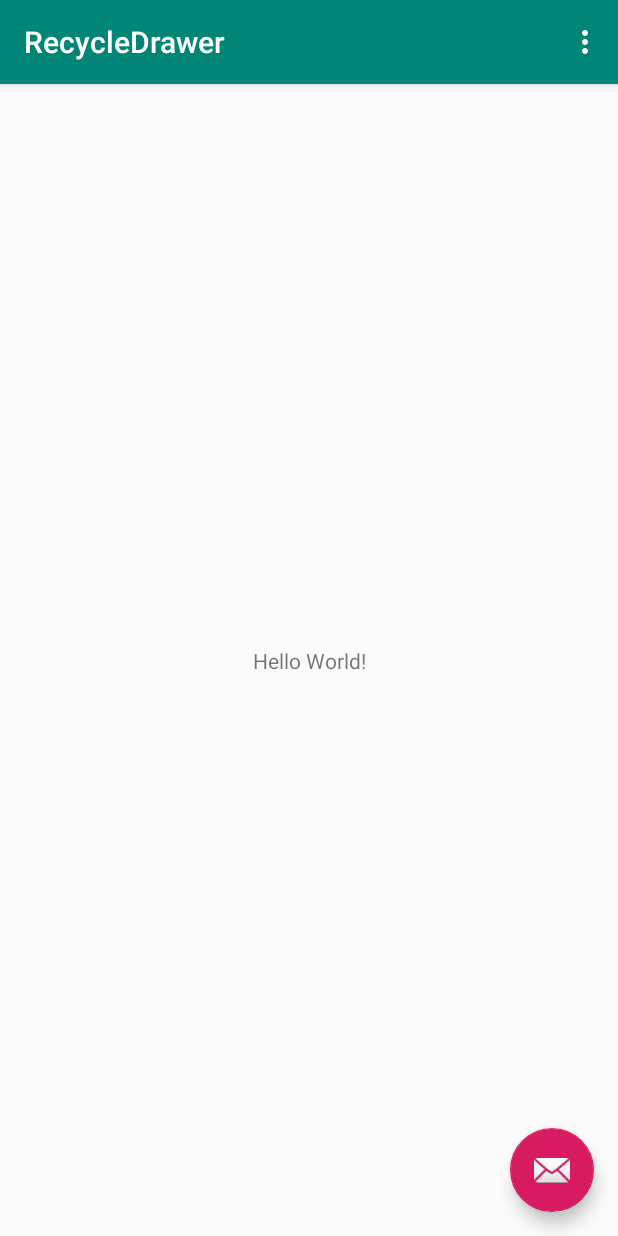
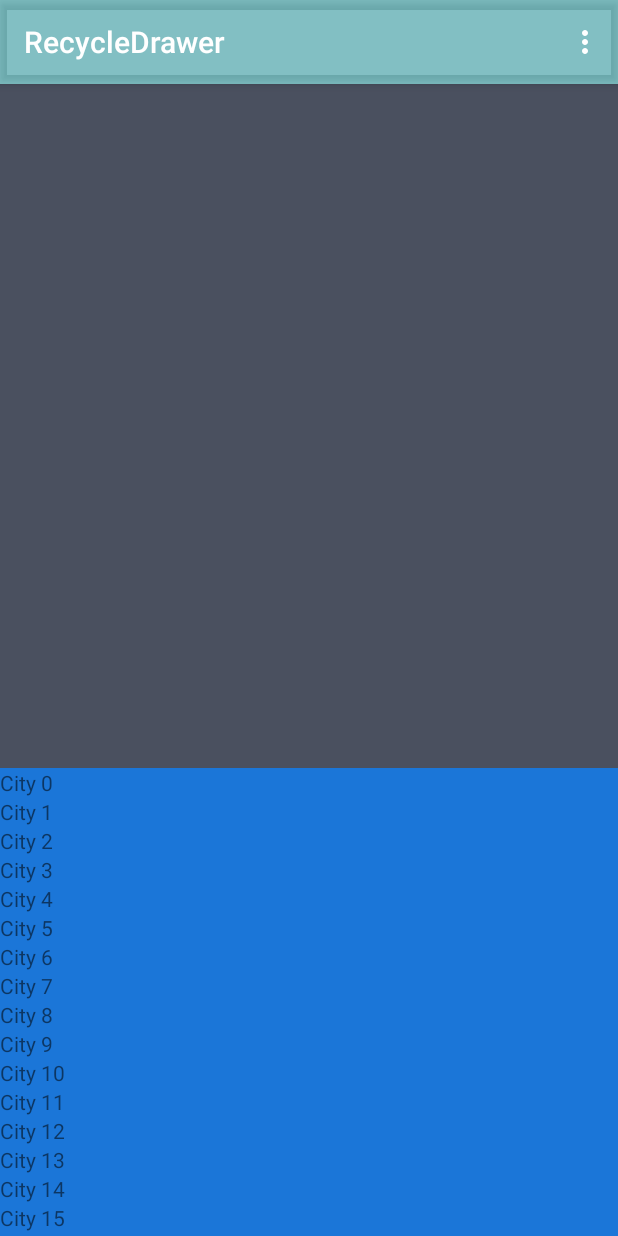
Before and after one commit to jclark118/RecycleDrawer, an Android app: the screen it shows after launch (MainActivity), on a phone screen of 412 x 824 dp. Run offline under Robolectric (Android 15) with nearby library versions, the phone set to English and light mode, and no system bars.

Commit message:
add a basic recyclerview

```diff
--- a/app/build.gradle
+++ b/app/build.gradle
@@ -26,4 +26,5 @@ dependencies {
     testImplementation 'junit:junit:4.12'
     androidTestImplementation 'androidx.test:runner:1.1.0-alpha4'
     androidTestImplementation 'androidx.test.espresso:espresso-core:3.1.0-alpha4'
+    implementation 'androidx.recyclerview:recyclerview:1.0.0'
 }
--- /dev/null
+++ b/app/src/main/java/com/caci/recycledrawer/LocationAdapter.java
@@ -0,0 +1,102 @@
+package com.caci.recycledrawer;
+
+import android.content.Context;
+import android.view.LayoutInflater;
+import android.view.View;
+import android.view.ViewGroup;
+import android.widget.TextView;
+
+import java.util.ArrayList;
+import java.util.List;
+
+import androidx.annotation.NonNull;
+import androidx.recyclerview.widget.RecyclerView;
+
+/**
+ * RecyclerView adapter for the list of Locations
+ */
+public class LocationAdapter extends RecyclerView.Adapter<LocationAdapter.LocationViewHolder> {
+
+    /**
+     * List of location names
+     */
+    List<String> locations = new ArrayList<>();
+
+    /**
+     * Constructor
+     * @param locations - ArrayList of location names
+     */
+    public LocationAdapter(List<String> locations){
+        this.locations = locations;
+    }
+
+    /**
+     * Creating ViewHolders
+     * @param parent
+     * @param viewType
+     * @return
+     */
+    @NonNull
+    @Override
+    public LocationViewHolder onCreateViewHolder(@NonNull ViewGroup parent, int viewType) {
+        Context context = parent.getContext();
+        View v = LayoutInflater.from(context).inflate(R.layout.location_row_layout, parent, false);
+        LocationViewHolder holder = new LocationViewHolder(v);
+        return holder;
+    }
+
+    /**
+     * Bind view holder - populate the row data from the given position
+     * @param holder
+     * @param position
+     */
+    @Override
+    public void onBindViewHolder(@NonNull LocationViewHolder holder, int position) {
+        holder.name.setText(locations.get(position));
+    }
+
+    /**
+     * Get the number of locations
+     * @return number of locations
+     */
+    @Override
+    public int getItemCount() {
+        return locations.size();
+    }
+
+
+
+
+    /**
+     * View holder for an individual location item
+     * -------------------------------------------
+     */
+    public class LocationViewHolder extends RecyclerView.ViewHolder{
+
+        /**
+         * Name of the Location
+         */
+        TextView name;
+
+        /**
+         * Required constructor
+         * @param itemView given view
+         */
+        public LocationViewHolder(@NonNull View itemView) {
+            super(itemView);
+            name = (TextView) itemView.findViewById(R.id.location_name);
+        }
+
+        /**
+         * Getters and setters
+         * @return
+         */
+        public TextView getName() {
+            return name;
+        }
+
+        public void setName(TextView name) {
+            this.name = name;
+        }
+    }
+}
--- a/app/src/main/java/com/caci/recycledrawer/MainActivity.java
+++ b/app/src/main/java/com/caci/recycledrawer/MainActivity.java
@@ -7,20 +7,48 @@ import com.google.android.material.snackbar.Snackbar;
 
 import androidx.appcompat.app.AppCompatActivity;
 import androidx.appcompat.widget.Toolbar;
+import androidx.recyclerview.widget.LinearLayoutManager;
+import androidx.recyclerview.widget.RecyclerView;
 
 import android.view.View;
 import android.view.Menu;
 import android.view.MenuItem;
 
+import java.util.ArrayList;
+import java.util.List;
+
+/**
+ * Creates a RecyclerView of a list of locations and gives it a bottom drawer behavior
+ */
 public class MainActivity extends AppCompatActivity {
 
+    /**
+     * List of location names
+     */
+    private List<String> locations = new ArrayList<>();
+
+    /**
+     * RecyclerView that will hold our locations
+     */
+    private RecyclerView locationRecycler;
+
+    /**
+     * Adapter for the location recycler view
+     */
+    private LocationAdapter locationAdapter;
+
+
+
+    /**
+     * Create the view
+     * @param savedInstanceState
+     */
     @Override
     protected void onCreate(Bundle savedInstanceState) {
         super.onCreate(savedInstanceState);
         setContentView(R.layout.activity_main);
         Toolbar toolbar = findViewById(R.id.toolbar);
         setSupportActionBar(toolbar);
-
         FloatingActionButton fab = findViewById(R.id.fab);
         fab.setOnClickListener(new View.OnClickListener() {
             @Override
@@ -29,6 +57,42 @@ public class MainActivity extends AppCompatActivity {
                         .setAction("Action", null).show();
             }
         });
+
+        // Generate a list of locations
+        generateLocations();
+
+        // Create the RecyclerView
+        createRecyclerView();
+
+    }
+
+
+
+    /**
+     * Populate our location list
+     */
+    private void generateLocations(){
+        for(int i=0; i<50; i++){
+            String location = "City " + i;
+            locations.add(location);
+        }
+    }
+
+    /**
+     * Create the recycler view containing our locations
+     */
+    private void createRecyclerView(){
+        // Attach the xml
+        locationRecycler = (RecyclerView) findViewById(R.id.recycler_locations);
+
+        // Create a layout manager
+        LinearLayoutManager layoutManager = new LinearLayoutManager(this);
+        locationRecycler.setLayoutManager(layoutManager);
+
+        // Create the adapter
+        locationAdapter = new LocationAdapter(locations);
+        locationRecycler.setAdapter(locationAdapter);
+
     }
 
     @Override
--- a/app/src/main/res/layout/activity_main.xml
+++ b/app/src/main/res/layout/activity_main.xml
@@ -15,7 +15,7 @@
             android:id="@+id/toolbar"
             android:layout_width="match_parent"
             android:layout_height="?attr/actionBarSize"
-            android:background="?attr/colorPrimary"
+            android:background="@color/colorPrimaryDark"
             app:popupTheme="@style/AppTheme.PopupOverlay" />
 
     </com.google.android.material.appbar.AppBarLayout>
@@ -28,6 +28,7 @@
         android:layout_height="wrap_content"
         android:layout_gravity="bottom|end"
         android:layout_margin="@dimen/fab_margin"
+        android:visibility="gone"
         app:srcCompat="@android:drawable/ic_dialog_email" />
 
 </androidx.coordinatorlayout.widget.CoordinatorLayout>
--- a/app/src/main/res/layout/content_main.xml
+++ b/app/src/main/res/layout/content_main.xml
@@ -6,15 +6,19 @@
     android:layout_height="match_parent"
     app:layout_behavior="@string/appbar_scrolling_view_behavior"
     tools:context=".MainActivity"
-    tools:showIn="@layout/activity_main">
+    tools:showIn="@layout/activity_main"
+    android:background="@color/grey">
 
-    <TextView
-        android:layout_width="wrap_content"
-        android:layout_height="wrap_content"
-        android:text="Hello World!"
+
+    <!--A recycler view to hold our list of locations-->
+    <androidx.recyclerview.widget.RecyclerView
+        android:id="@+id/recycler_locations"
+        android:layout_width="match_parent"
+        android:layout_height="312dp"
+        android:background="@color/colorAccent"
         app:layout_constraintBottom_toBottomOf="parent"
         app:layout_constraintLeft_toLeftOf="parent"
-        app:layout_constraintRight_toRightOf="parent"
-        app:layout_constraintTop_toTopOf="parent" />
+        />
+
 
 </androidx.constraintlayout.widget.ConstraintLayout>
--- /dev/null
+++ b/app/src/main/res/layout/location_row_layout.xml
@@ -0,0 +1,18 @@
+<?xml version="1.0" encoding="utf-8"?>
+<!--View layout to hold a single item in the locations list
+    Contains:
+      - Location Name
+-->
+<LinearLayout xmlns:android="http://schemas.android.com/apk/res/android"
+    android:orientation="vertical"
+    android:layout_width="match_parent"
+    android:layout_height="wrap_content">
+
+    <!--Name of the location-->
+    <TextView
+        android:id="@+id/location_name"
+        android:layout_width="match_parent"
+        android:layout_height="wrap_content"
+        android:text="location"/>
+
+</LinearLayout>
--- a/app/src/main/res/values/colors.xml
+++ b/app/src/main/res/values/colors.xml
@@ -1,6 +1,8 @@
 <?xml version="1.0" encoding="utf-8"?>
 <resources>
-    <color name="colorPrimary">#008577</color>
-    <color name="colorPrimaryDark">#00574B</color>
-    <color name="colorAccent">#D81B60</color>
+    <color name="colorPrimary">#4D14D2DA</color>
+    <color name="colorPrimaryDark">#4D0D5458</color>
+    <color name="colorAccent">#1B76D8</color>
+    <color name="grey">#4A505F</color>
+
 </resources>
```
